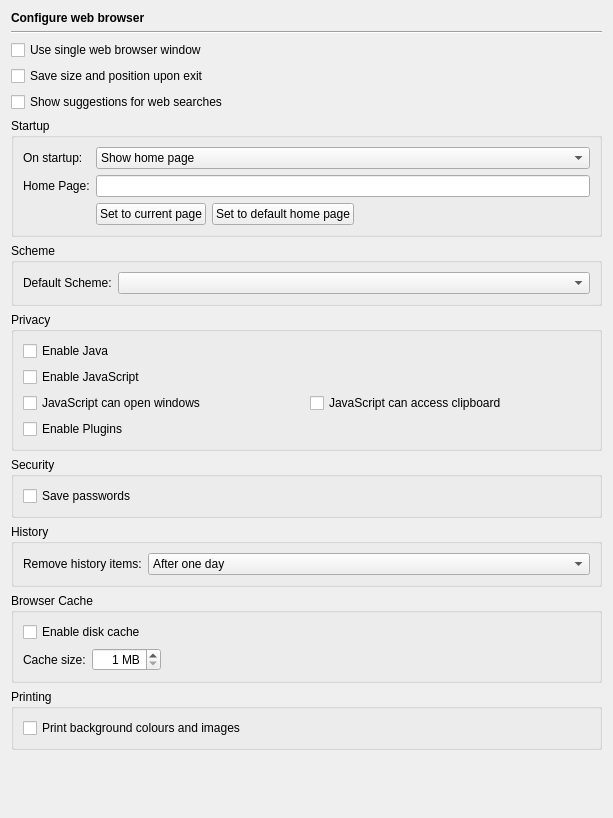
testmana2/test, file Preferences/ConfigurationPages/HelpWebBrowserPage.ui: the form before one commit.
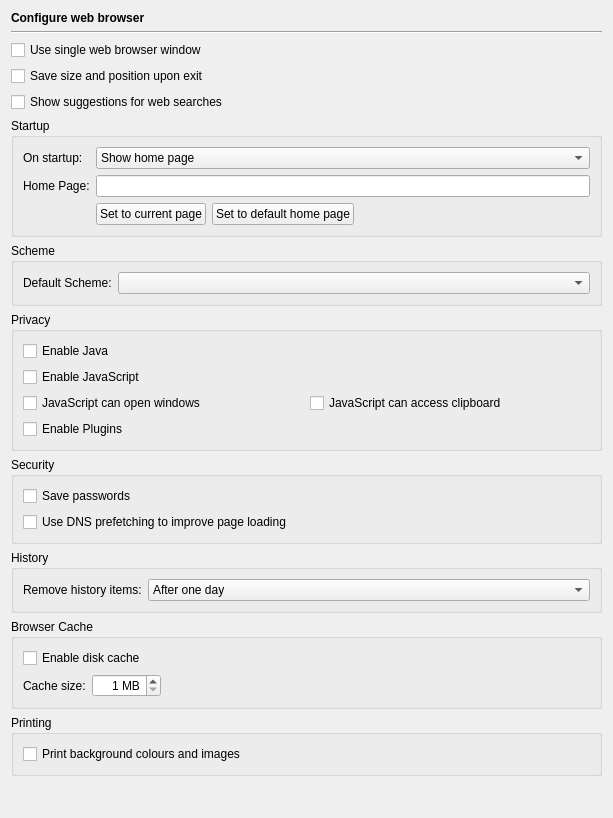
The form after the commit.

Commit message: Added option to use DNS prefetching to the web browser (needs Qt >= 4.6).

Patch:
```diff
--- a/Preferences/ConfigurationPages/HelpWebBrowserPage.ui
+++ b/Preferences/ConfigurationPages/HelpWebBrowserPage.ui
@@ -10,7 +10,7 @@
     <height>818</height>
    </rect>
   </property>
-  <layout class="QVBoxLayout" name="verticalLayout_2">
+  <layout class="QVBoxLayout" name="verticalLayout_3">
    <item>
     <widget class="QLabel" name="headerLabel">
      <property name="text">
@@ -240,8 +240,8 @@
      <property name="title">
       <string>Security</string>
      </property>
-     <layout class="QGridLayout" name="gridLayout_5">
-      <item row="0" column="0">
+     <layout class="QVBoxLayout" name="verticalLayout_2">
+      <item>
        <widget class="QCheckBox" name="savePasswordsCheckBox">
         <property name="toolTip">
          <string>Select to save passwords</string>
@@ -251,6 +251,16 @@
         </property>
        </widget>
       </item>
+      <item>
+       <widget class="QCheckBox" name="dnsPrefetchCheckBox">
+        <property name="toolTip">
+         <string>Select to enable DNS prefetch</string>
+        </property>
+        <property name="text">
+         <string>Use DNS prefetching to improve page loading</string>
+        </property>
+       </widget>
+      </item>
      </layout>
     </widget>
    </item>
```
Left out of the diff: 1 changed line with no effect on the pictures. The commit also changes 14 other files.
